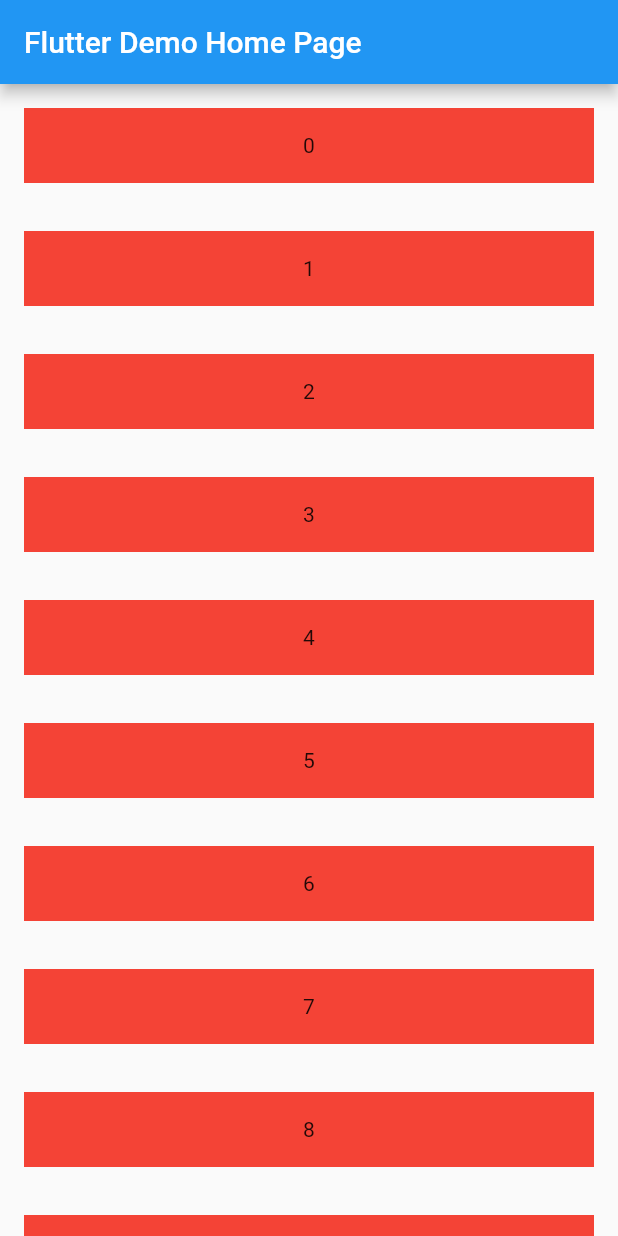
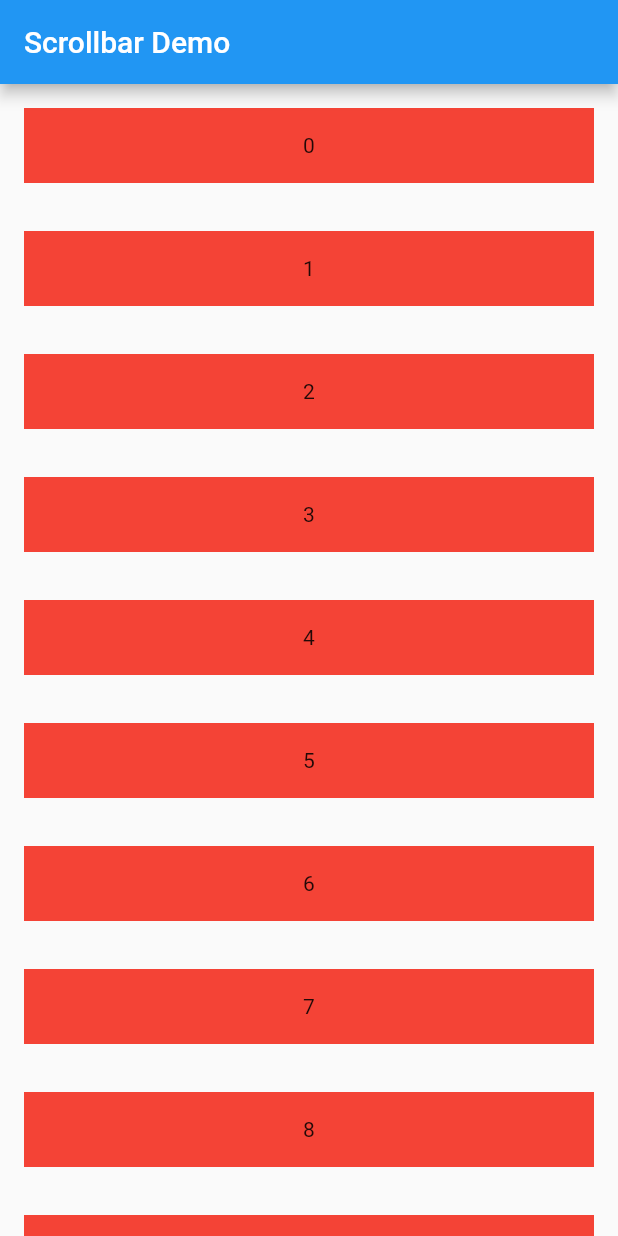
Before and after one commit to dev-bros-official/scroll_bar_demo, a Flutter app: the screen it shows after launch, on a phone screen of 412 x 824 dp. Run offline on Flutter 3.47's test engine with Material 2 defaults, Android fonts, the phone set to English and light mode, and no system bars.

Commit message:
performed demo

```diff
--- a/lib/main.dart
+++ b/lib/main.dart
@@ -8,12 +8,12 @@ class MyApp extends StatelessWidget {
   @override
   Widget build(BuildContext context) {
     return MaterialApp(
-      title: 'Flutter Demo',
+      title: 'Scrollbar Demo',
       theme: ThemeData(
         primarySwatch: Colors.blue,
         visualDensity: VisualDensity.adaptivePlatformDensity,
       ),
-      home: MyHomePage(title: 'Flutter Demo Home Page'),
+      home: MyHomePage(title: 'Scrollbar Demo'),
     );
   }
 }
```
